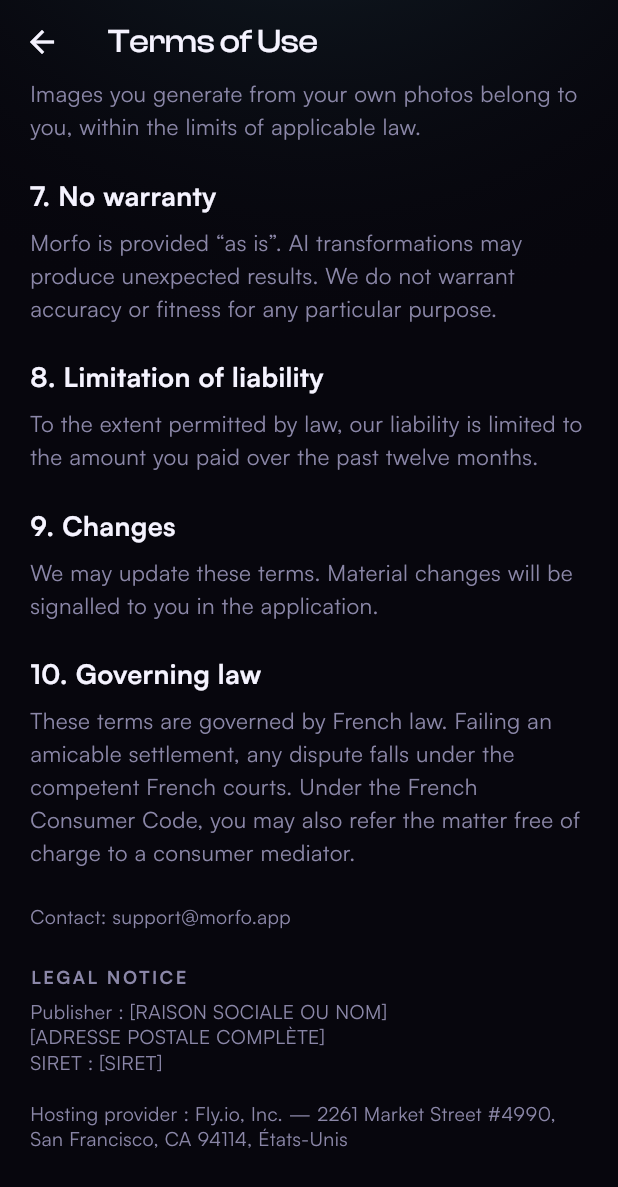
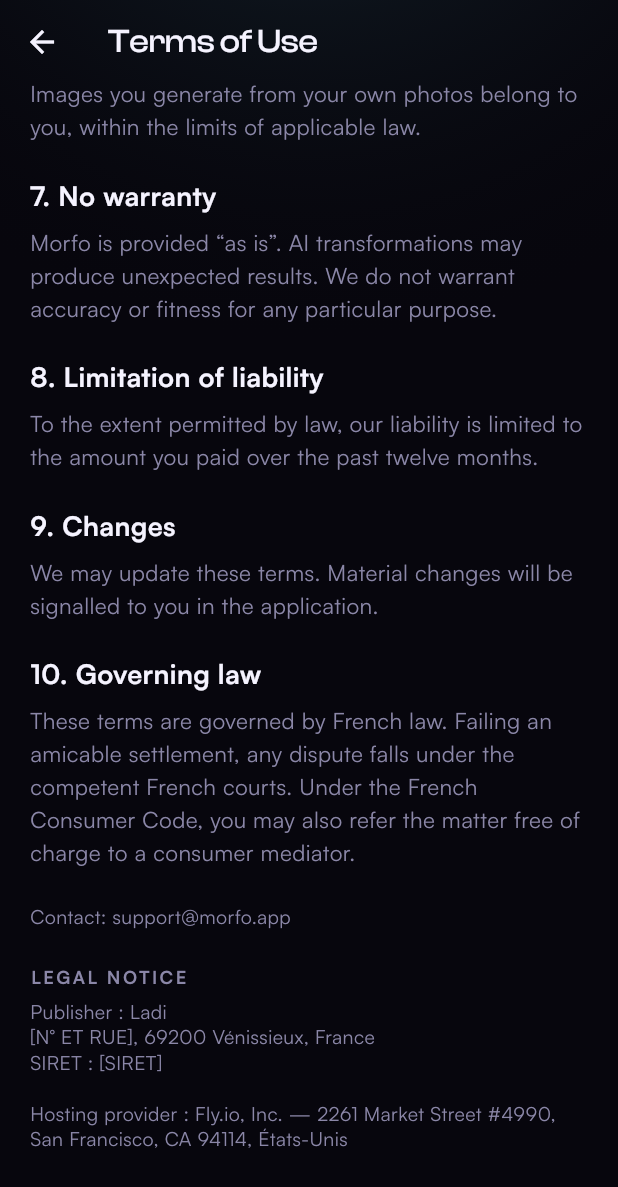
Before and after one commit to LadifLeFou/morfo, a Flutter app: the LegalScreen screen opened by its route, scrolled down 844 dp, on a phone screen of 412 x 824 dp. Shown: the top 1187 px of the screen. Run offline on Flutter 3.47's test engine with Material 3 defaults, Android fonts, the phone set to English and light mode, and no system bars; our stand-ins replace cached_network_image, dio, flutter_animate, flutter_dotenv, flutter_riverpod, go_router and 5 more; missing offline and left inert: gal, purchases_flutter; accounts and stored records are empty.

Commit message:
feat(legal): renseigne l'editeur (Ladi, 69200 Venissieux)
Ville deduite du code postal 69200. Deux champs restent volontairement
marques dans le code : le numero et la rue (un code postal seul ne satisfait
pas la LCEN) et le SIRET.

Co-Authored-By: Claude Opus 4.8 <noreply@anthropic.com>
Claude-Session: https://claude.ai/code/session_016nU1Seid9WQ9fEBAqqxSDz

```diff
--- a/lib/features/legal/legal_screen.dart
+++ b/lib/features/legal/legal_screen.dart
@@ -30,11 +30,15 @@ class LegalScreen extends StatelessWidget {
 
   static const String _contact = 'support@morfo.app';
 
-  // ⚠️ À COMPLÉTER avant publication. La LCEN impose d'identifier l'éditeur
-  // (nom ou raison sociale, adresse) et l'hébergeur. En entreprise
-  // individuelle, l'éditeur est le nom du dirigeant.
-  static const String _publisherName = '[RAISON SOCIALE OU NOM]';
-  static const String _publisherAddress = '[ADRESSE POSTALE COMPLÈTE]';
+  // La LCEN impose d'identifier l'éditeur (nom, adresse) et l'hébergeur.
+  //
+  // ⚠️ Deux champs restent incomplets avant publication :
+  //  - le nom : la LCEN attend nom ET prénom pour un éditeur personne
+  //    physique, pas seulement un pseudonyme ;
+  //  - la rue : un code postal seul ne suffit pas.
+  static const String _publisherName = 'Ladi';
+  static const String _publisherAddress =
+      '[N° ET RUE], 69200 Vénissieux, France';
   static const String _publisherSiret = '[SIRET]';
   static const String _hostName = 'Fly.io, Inc. — 2261 Market Street #4990, '
       'San Francisco, CA 94114, États-Unis';
```
